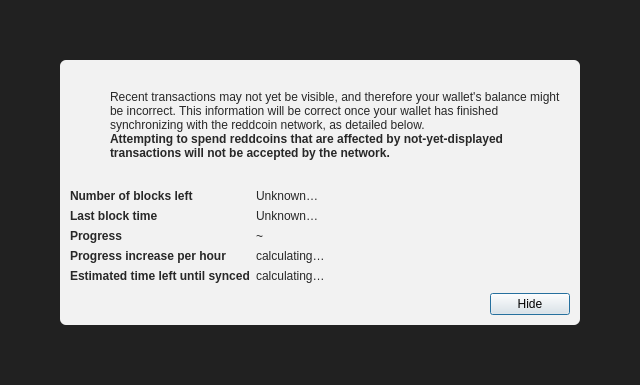
Above: src/qt/forms/modaloverlay.ui from Crestington/MaryJane before the change. Below: the same form after it.
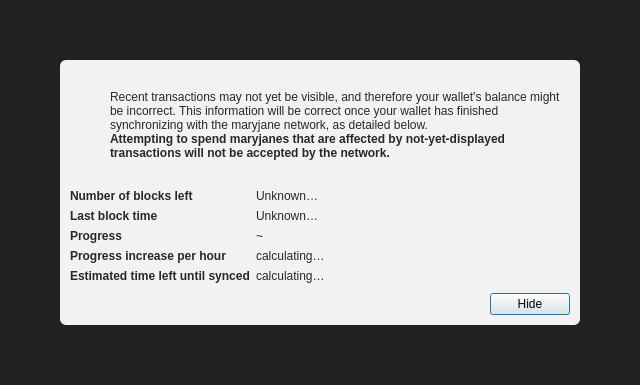
That is the form after the change. Icons and pictures are not drawn.

```diff
--- a/src/qt/forms/modaloverlay.ui
+++ b/src/qt/forms/modaloverlay.ui
@@ -130,7 +130,7 @@
              <item>
               <widget class="QLabel" name="infoText">
                <property name="text">
-                <string>Recent transactions may not yet be visible, and therefore your wallet's balance might be incorrect. This information will be correct once your wallet has finished synchronizing with the reddcoin network, as detailed below.</string>
+                <string>Recent transactions may not yet be visible, and therefore your wallet's balance might be incorrect. This information will be correct once your wallet has finished synchronizing with the maryjane network, as detailed below.</string>
                </property>
                <property name="textFormat">
                 <enum>Qt::RichText</enum>
@@ -149,7 +149,7 @@
                 </font>
                </property>
                <property name="text">
-                <string>Attempting to spend reddcoins that are affected by not-yet-displayed transactions will not be accepted by the network.</string>
+                <string>Attempting to spend maryjanes that are affected by not-yet-displayed transactions will not be accepted by the network.</string>
                </property>
                <property name="textFormat">
                 <enum>Qt::RichText</enum>
```
